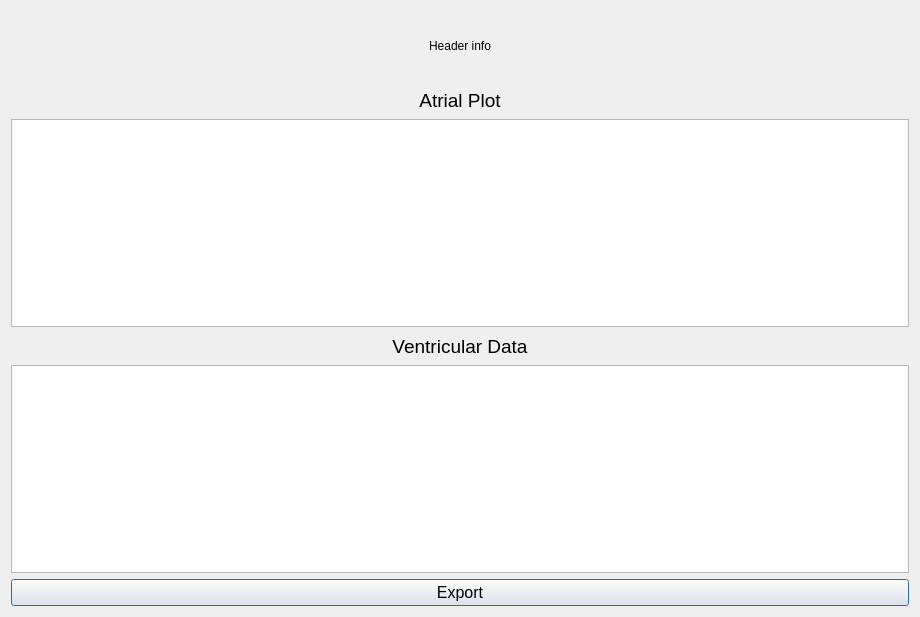
Above: DCM/ui_files/egram_report.ui from CarlosCapili/3K04-Pacemaker-Project before the change. Below: the same form after it.
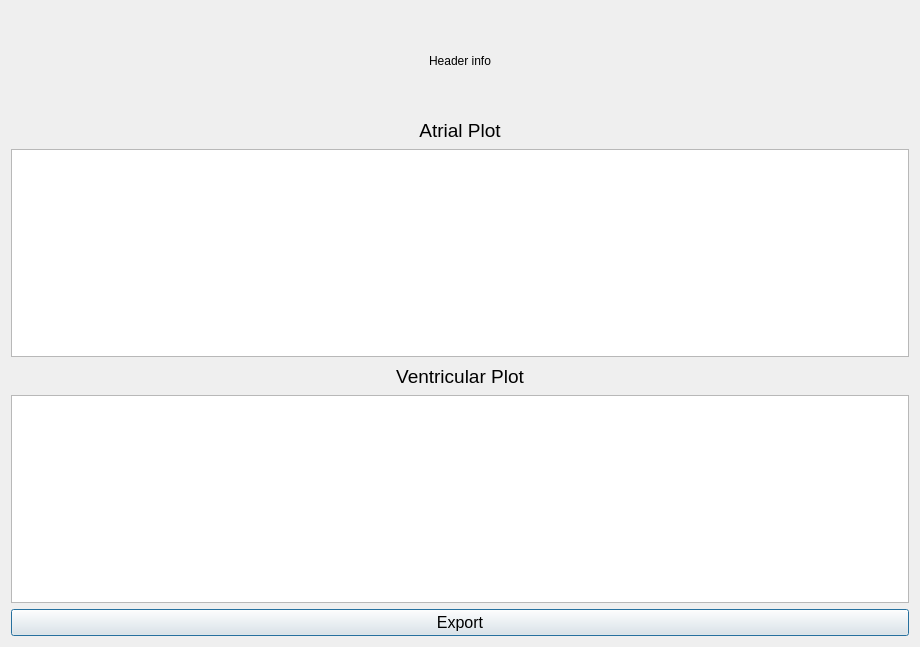
That is the form after the change.

Commit message: report sizing, labels

What changed in the file:
```diff
--- a/DCM/ui_files/egram_report.ui
+++ b/DCM/ui_files/egram_report.ui
@@ -7,9 +7,21 @@
     <x>0</x>
     <y>0</y>
     <width>920</width>
-    <height>617</height>
+    <height>647</height>
    </rect>
   </property>
+  <property name="minimumSize">
+   <size>
+    <width>920</width>
+    <height>647</height>
+   </size>
+  </property>
+  <property name="maximumSize">
+   <size>
+    <width>920</width>
+    <height>647</height>
+   </size>
+  </property>
   <property name="windowTitle">
    <string>Dialog</string>
   </property>
@@ -19,13 +31,13 @@
      <property name="minimumSize">
       <size>
        <width>0</width>
-       <height>70</height>
+       <height>100</height>
       </size>
      </property>
      <property name="maximumSize">
       <size>
        <width>16777215</width>
-       <height>70</height>
+       <height>100</height>
       </size>
      </property>
      <property name="text">
@@ -73,7 +85,7 @@
         </font>
        </property>
        <property name="text">
-        <string>Ventricular Data</string>
+        <string>Ventricular Plot</string>
        </property>
        <property name="alignment">
         <set>Qt::AlignCenter</set>
```
Left out of the diff: 2 changed lines with no effect on the pictures. The commit also changes 1 other file.
